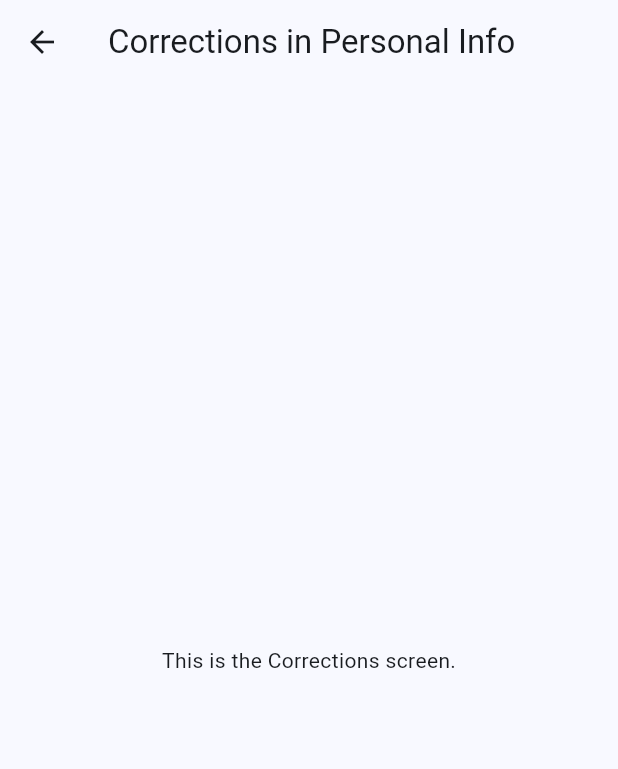
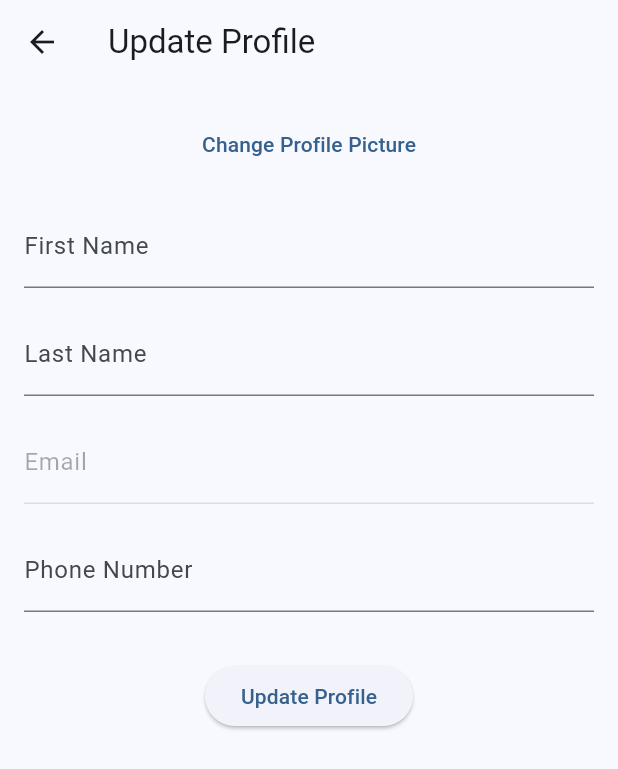
Before and after one commit to aniketplacement2025-a11y/All_News_Information, a Flutter app: the CorrectionsScreen screen opened directly, on a phone screen of 412 x 824 dp. Shown: the top 769 px of the screen. Run offline on Flutter 3.47's test engine with Material 3 defaults, Android fonts, the light colour scheme and no system bars; our stand-ins replace image_picker, intl_phone_field, supabase_flutter; accounts and stored records are empty.

Commit message:
Update image

```diff
--- a/lib/corrections_screen.dart
+++ b/lib/corrections_screen.dart
@@ -1,13 +1,190 @@
+import 'dart:io';
 import 'package:flutter/material.dart';
+import 'package:image_picker/image_picker.dart';
+import 'package:supabase_flutter/supabase_flutter.dart';
+import 'profile_service.dart';
+import 'auth_service.dart';
 
-class CorrectionsScreen extends StatelessWidget {
+class CorrectionsScreen extends StatefulWidget {
   const CorrectionsScreen({super.key});
+
+  @override
+  _CorrectionsScreenState createState() => _CorrectionsScreenState();
+}
+
+class _CorrectionsScreenState extends State<CorrectionsScreen> {
+  final _formKey = GlobalKey<FormState>();
+  final _profileService = ProfileService();
+  final _authService = AuthService();
+
+  final _firstNameController = TextEditingController();
+  final _lastNameController = TextEditingController();
+  final _emailController = TextEditingController();
+  final _phoneController = TextEditingController();
+
+  File? _image;
+  bool _isLoading = false;
+  String? _userId;
+  String? _userEmail;
+
+  @override
+  void initState() {
+    super.initState();
+    _loadUserProfile();
+  }
+
+  Future<void> _loadUserProfile() async {
+    setState(() {
+      _isLoading = true;
+    });
+
+    final user = _authService.currentUser;
+    if (user != null) {
+      _userId = user.id;
+      _userEmail = user.email;
+
+      final profileData = await _profileService.getProfileByEmail(user.email!);
+      if (profileData != null) {
+        setState(() {
+          _firstNameController.text = profileData['first_name'] ?? '';
+          _lastNameController.text = profileData['last_name'] ?? '';
+          _emailController.text = user.email!;
+          _phoneController.text = profileData['phone_no'] ?? '';
+        });
+      }
+    }
+
+    setState(() {
+      _isLoading = false;
+    });
+  }
+
+  Future<void> _pickImage() async {
+    final picker = ImagePicker();
+    final pickedFile = await picker.pickImage(source: ImageSource.gallery);
+
+    if (pickedFile != null) {
+      setState(() {
+        _image = File(pickedFile.path);
+      });
+    }
+  }
+
+  Future<void> _updateProfile() async {
+    if (_formKey.currentState!.validate()) {
+      setState(() {
+        _isLoading = true;
+      });
+
+      try {
+        String? imageUrl;
+        if (_image != null) {
+          final user = _authService.currentUser;
+          final userId = user!.id;
+          final fileName = 'profile_$userId.${_image!.path.split('.').last}';
+          final bucket = Supabase.instance.client.storage.from('avatars');
+
+          await bucket.upload(
+            fileName,
+            _image!,
+            fileOptions: const FileOptions(cacheControl: '3600', upsert: true),
+          );
+
+          imageUrl = bucket.getPublicUrl(fileName);
+        }
+
+        await _profileService.updateProfile(
+          email: _emailController.text,
+          firstName: _firstNameController.text,
+          lastName: _lastNameController.text,
+          phoneNo: _phoneController.text,
+          imageUrl: imageUrl,
+        );
+
+        ScaffoldMessenger.of(context).showSnackBar(
+          const SnackBar(content: Text('Profile updated successfully!')),
+        );
+      } catch (e) {
+        ScaffoldMessenger.of(
+          context,
+        ).showSnackBar(SnackBar(content: Text('Failed to update profile: $e')));
+      } finally {
+        setState(() {
+          _isLoading = false;
+        });
+      }
+    }
+  }
 
   @override
   Widget build(BuildContext context) {
     return Scaffold(
-      appBar: AppBar(title: const Text('Corrections in Personal Info')),
-      body: const Center(child: Text('This is the Corrections screen.')),
+      //       appBar: AppBar(title: const Text('Corrections in Personal Info')),
+      // body: const Center(child: Text('This is the Corrections screen.')),
+      appBar: AppBar(title: const Text('Update Profile')),
+      body: _isLoading
+          ? const Center(child: CircularProgressIndicator())
+          : SingleChildScrollView(
+              padding: const EdgeInsets.all(16.0),
+              child: Form(
+                key: _formKey,
+                child: Column(
+                  children: [
+                    if (_image != null)
+                      CircleAvatar(
+                        radius: 50,
+                        backgroundImage: FileImage(_image!),
+                      ),
+                    TextButton(
+                      onPressed: _pickImage,
+                      child: const Text('Change Profile Picture'),
+                    ),
+                    const SizedBox(height: 16),
+                    TextFormField(
+                      controller: _firstNameController,
+                      decoration: const InputDecoration(
+                        labelText: 'First Name',
+                      ),
+                      validator: (value) {
+                        if (value == null || value.isEmpty) {
+                          return 'Please enter your first name';
+                        }
+                        return null;
+                      },
+                    ),
+                    const SizedBox(height: 16),
+                    TextFormField(
+                      controller: _lastNameController,
+                      decoration: const InputDecoration(labelText: 'Last Name'),
+                      validator: (value) {
+                        if (value == null || value.isEmpty) {
+                          return 'Please enter your last name';
+                        }
+                        return null;
+                      },
+                    ),
+                    const SizedBox(height: 16),
+                    TextFormField(
+                      controller: _emailController,
+                      decoration: const InputDecoration(labelText: 'Email'),
+                      enabled: false,
+                    ),
+                    const SizedBox(height: 16),
+                    TextFormField(
+                      controller: _phoneController,
+                      decoration: const InputDecoration(
+                        labelText: 'Phone Number',
+                      ),
+                    ),
+                    const SizedBox(height: 32),
+                    ElevatedButton(
+                      onPressed: _updateProfile,
+                      child: const Text('Update Profile'),
+                    ),
+                  ],
+                ),
+              ),
+            ),
     );
   }
 }
--- a/lib/home_screen.dart
+++ b/lib/home_screen.dart
@@ -4,6 +4,7 @@ import 'package:flutter/material.dart';
 import 'package:url_launcher/url_launcher.dart';
 import 'news_api.dart';
 import 'personal_info_screen.dart';
+import 'corrections_screen.dart';
 
 class HomeScreen extends StatefulWidget {
   const HomeScreen({super.key});
@@ -190,12 +191,16 @@ class _HomeScreenState extends State<HomeScreen> {
                   //print('Personal Info selected');
                   Navigator.of(context).push(
                     MaterialPageRoute(
-                        builder: (context) => const PersonalInfoScreen()),
+                      builder: (context) => const PersonalInfoScreen(),
+                    ),
                   );
                   break;
                 case 'corrections':
-                  // TODO: Implement navigation to Corrections screen
-                  print('Corrections selected');
+                  Navigator.of(context).push(
+                    MaterialPageRoute(
+                      builder: (context) => const CorrectionsScreen(),
+                    ),
+                  );
                   break;
                 case 'sign_out':
                   _signOut();
--- a/pubspec.yaml
+++ b/pubspec.yaml
@@ -38,6 +38,7 @@ dependencies:
   cupertino_icons: ^1.0.8
   supabase_flutter: ^2.5.5
   # Latest stable versions (checked Nov 2024)
+  image_picker: ^1.0.4
   intl_phone_field: ^3.1.0
   country_code_picker: ^2.0.2
   email_validator: ^2.1.17
```
Also changed, not shown: pubspec.lock, 5 other files.
